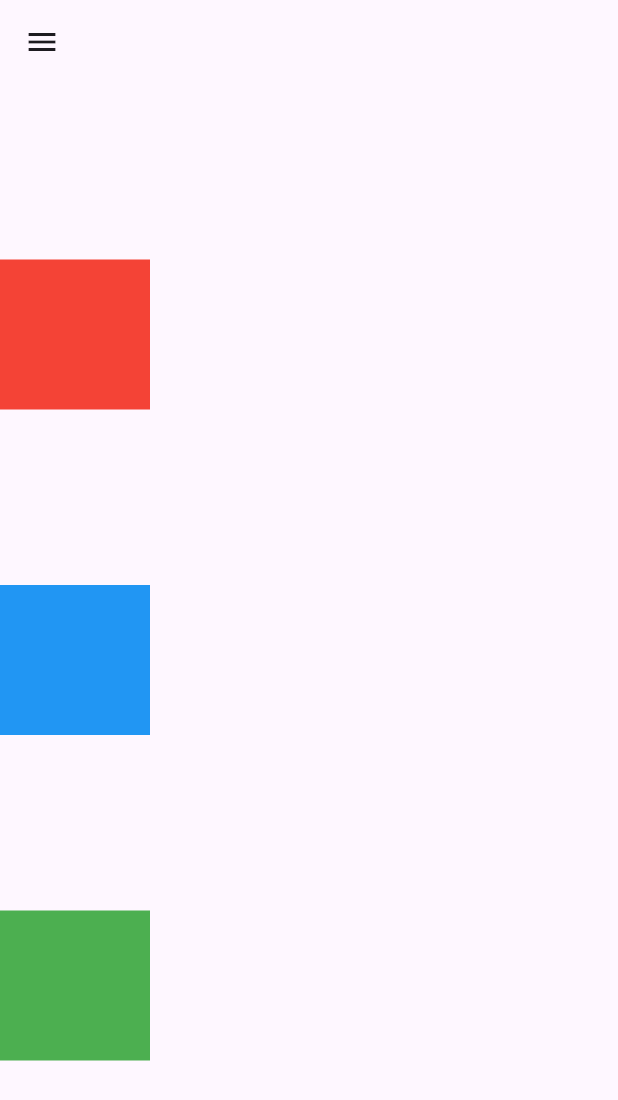
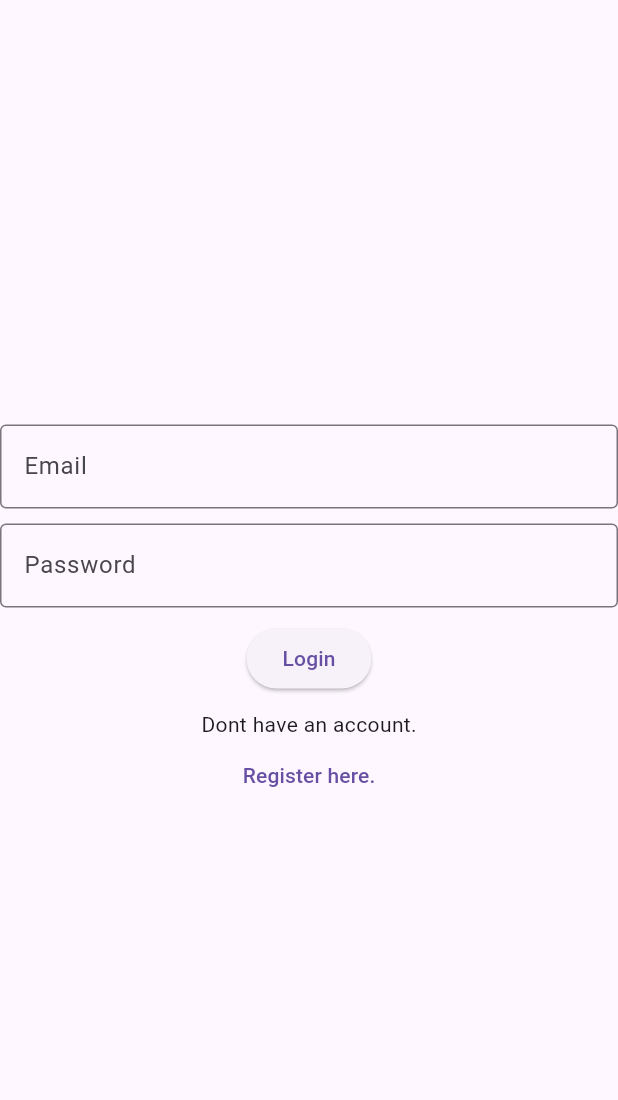
Before and after one commit to codewithowais/jp-b9-flutter, a Flutter app: the screen it shows after launch, on a phone screen of 412 x 824 dp. Shown: the top 1100 px of the screen. Run offline on Flutter 3.47's test engine with Material 3 defaults, Android fonts, the phone set to English and light mode, and no system bars.

Commit message:
added today class code

```diff
--- a/lib/main.dart
+++ b/lib/main.dart
@@ -1,5 +1,8 @@
 import 'package:facebook/views/custom_colum_view.dart';
+import 'package:facebook/views/dashboard_view.dart';
 import 'package:facebook/views/home_view.dart';
+import 'package:facebook/views/login_view.dart';
+import 'package:facebook/views/splash_view.dart';
 import 'package:flutter/material.dart';
 
 void main() {
@@ -11,9 +14,6 @@ class MyApp extends StatelessWidget {
 
   @override
   Widget build(BuildContext context) {
-    return const MaterialApp(
-      debugShowCheckedModeBanner: false,
-      home: CustomColumView(),
-    );
+    return MaterialApp(debugShowCheckedModeBanner: false, home: SplashView());
   }
 }
--- a/lib/views/home_view.dart
+++ b/lib/views/home_view.dart
@@ -40,6 +40,12 @@ class HomeView extends StatelessWidget {
           customListChatTile(title: "Abdullah", subtitle: "helloo... "),
           customListChatTile(title: "Ali", subtitle: "helloo... "),
           customListChatTile(title: "Bilal", subtitle: "helloo... "),
+          customListChatTile(title: "Bilal", subtitle: "helloo... "),
+          customListChatTile(title: "Bilal", subtitle: "helloo... "),
+          customListChatTile(title: "Bilal", subtitle: "helloo... "),
+          customListChatTile(title: "Bilal", subtitle: "helloo... "),
+          customListChatTile(title: "Bilal", subtitle: "helloo... "),
+          customListChatTile(title: "Bilal", subtitle: "helloo... "),
         ],
       ),
     );
--- /dev/null
+++ b/lib/views/login_view.dart
@@ -0,0 +1,69 @@
+import 'package:facebook/views/dashboard_view.dart';
+import 'package:flutter/material.dart';
+
+class LoginView extends StatelessWidget {
+  LoginView({super.key});
+  TextEditingController emailController = TextEditingController();
+  TextEditingController passController = TextEditingController();
+
+  login(context) {
+    print(emailController.text);
+    print(passController.text);
+    // admin@gmail.com
+    // 123456
+    if (emailController.text == 'admin@gmail.com' &&
+        passController.text == '123456') {
+      Navigator.pushReplacement(
+        context,
+        MaterialPageRoute<void>(builder: (context) => const DashboardView()),
+      );
+    } else {
+      emailController.clear();
+      passController.clear();
+      const snackBar = SnackBar(
+        content: Text('Yay! A SnackBar!'),
+        duration: Duration(seconds: 3), // Optional: set the duration
+      );
+      ScaffoldMessenger.of(context).showSnackBar(snackBar);
+    }
+  }
+
+  @override
+  Widget build(BuildContext context) {
+    return Scaffold(
+      body: Column(
+        mainAxisAlignment: MainAxisAlignment.center,
+        children: [
+          TextField(
+            controller: emailController,
+            obscureText: false,
+            decoration: InputDecoration(
+              border: OutlineInputBorder(),
+              labelText: 'Email',
+            ),
+          ),
+          SizedBox(height: 10),
+          TextField(
+            controller: passController,
+            obscureText: true,
+            decoration: InputDecoration(
+              border: OutlineInputBorder(),
+              labelText: 'Password',
+            ),
+          ),
+          SizedBox(height: 10),
+
+          ElevatedButton(
+            onPressed: () {
+              login(context);
+            },
+            child: Text("Login"),
+          ),
+          SizedBox(height: 10),
+          Text("Dont have an account."),
+          TextButton(onPressed: () {}, child: Text("Register here.")),
+        ],
+      ),
+    );
+  }
+}
```
Also changed, not shown: lib/views/dashboard_view.dart (added, +87 -0 lines), lib/views/splash_view.dart (added, +36 -0 lines), assets/images/bmw.png (added).
